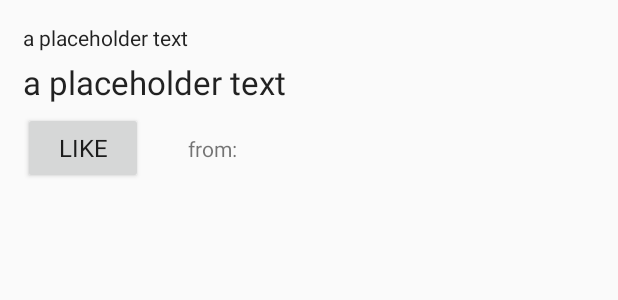
After one commit to AbhirojPanwar/Test-API, an Android app: the layout list_item.xml on its own in the app's theme, with its tools: preview values and no code run, on a phone screen of 412 x 824 dp. The commit adds this screen. Shown: the top 300 px of the screen. Run offline under Robolectric (Android 15) with nearby library versions, the phone set to English and light mode, and no system bars.

Commit message:
feat: Layout Design for every list item

```diff
--- a/MyFeed_Android/app/src/main/res/layout/frgmnt_list.xml
+++ b/MyFeed_Android/app/src/main/res/layout/frgmnt_list.xml
@@ -1,6 +1,11 @@
 <?xml version="1.0" encoding="utf-8"?>
-<LinearLayout xmlns:android="http://schemas.android.com/apk/res/android"
-    android:orientation="vertical" android:layout_width="match_parent"
+<RelativeLayout xmlns:android="http://schemas.android.com/apk/res/android"
+    android:layout_width="match_parent"
     android:layout_height="match_parent">
 
-</LinearLayout>
+    <android.support.v7.widget.RecyclerView
+        android:id="@+id/recyclable_list"
+        android:layout_width="match_parent"
+        android:layout_height="match_parent"></android.support.v7.widget.RecyclerView>
+
+</RelativeLayout>
--- /dev/null
+++ b/MyFeed_Android/app/src/main/res/layout/list_item.xml
@@ -0,0 +1,63 @@
+<?xml version="1.0" encoding="utf-8"?>
+<LinearLayout xmlns:android="http://schemas.android.com/apk/res/android"
+    xmlns:tools="http://schemas.android.com/tools"
+    android:padding="@dimen/item_padding"
+    android:layout_margin="@dimen/list_item_gap"
+    android:orientation="vertical" android:layout_width="match_parent"
+    android:layout_height="wrap_content">
+
+    <TextView
+        android:id="@+id/api_title"
+        android:text="@string/placeholder_text"
+        android:textAppearance="?android:attr/textAppearanceListItemSecondary"
+        android:layout_width="wrap_content"
+        android:layout_height="wrap_content"
+        tools:targetApi="lollipop" />
+
+    <LinearLayout
+        android:layout_width="match_parent"
+        android:orientation="horizontal"
+        android:layout_height="wrap_content">
+
+        <ImageView
+            android:id="@+id/api_imageUrl"
+            android:scaleType="centerCrop"
+            android:layout_width="wrap_content"
+            android:layout_height="wrap_content" />
+
+    <TextView
+        android:id="@+id/api_text"
+        android:text="@string/placeholder_text"
+        android:paddingTop="@dimen/element_padding"
+        android:paddingBottom="@dimen/element_padding"
+        android:textAppearance="?android:attr/textAppearanceLarge"
+        android:layout_width="wrap_content"
+        android:layout_height="wrap_content" />
+
+    </LinearLayout>
+
+    <LinearLayout
+        android:layout_width="match_parent"
+        android:layout_height="wrap_content"
+        android:orientation="horizontal">
+
+    <Button
+        android:id="@+id/api_mark"
+        android:layout_width="@dimen/mark_button_width"
+        android:layout_height="wrap_content"
+        android:gravity="center"
+        android:textAppearance="?android:attr/textAppearanceListItemSmall"
+        android:text="LIKE"
+         />
+
+        <TextView
+            android:id="@+id/api_name"
+            android:text="@string/from"
+            android:layout_marginLeft="@dimen/button_text_pad"
+            android:layout_marginStart="@dimen/button_text_pad"
+            android:layout_width="wrap_content"
+            android:layout_height="wrap_content" />
+
+    </LinearLayout>
+
+</LinearLayout>
--- /dev/null
+++ b/MyFeed_Android/app/src/main/res/values/dimens.xml
@@ -0,0 +1,8 @@
+<?xml version="1.0" encoding="utf-8"?>
+<resources>
+    <dimen name="item_padding">10dp</dimen>
+    <dimen name="mark_button_width">80dp</dimen>
+    <dimen name="element_padding">5dp</dimen>
+    <dimen name="button_text_pad">30dp</dimen>
+    <dimen name="list_item_gap">5dp</dimen>
+</resources>
--- a/MyFeed_Android/app/src/main/res/values/strings.xml
+++ b/MyFeed_Android/app/src/main/res/values/strings.xml
@@ -1,3 +1,5 @@
 <resources>
     <string name="app_name">Feed</string>
+    <string name="placeholder_text">a placeholder text</string>
+    <string name="from">from: </string>
 </resources>
```
